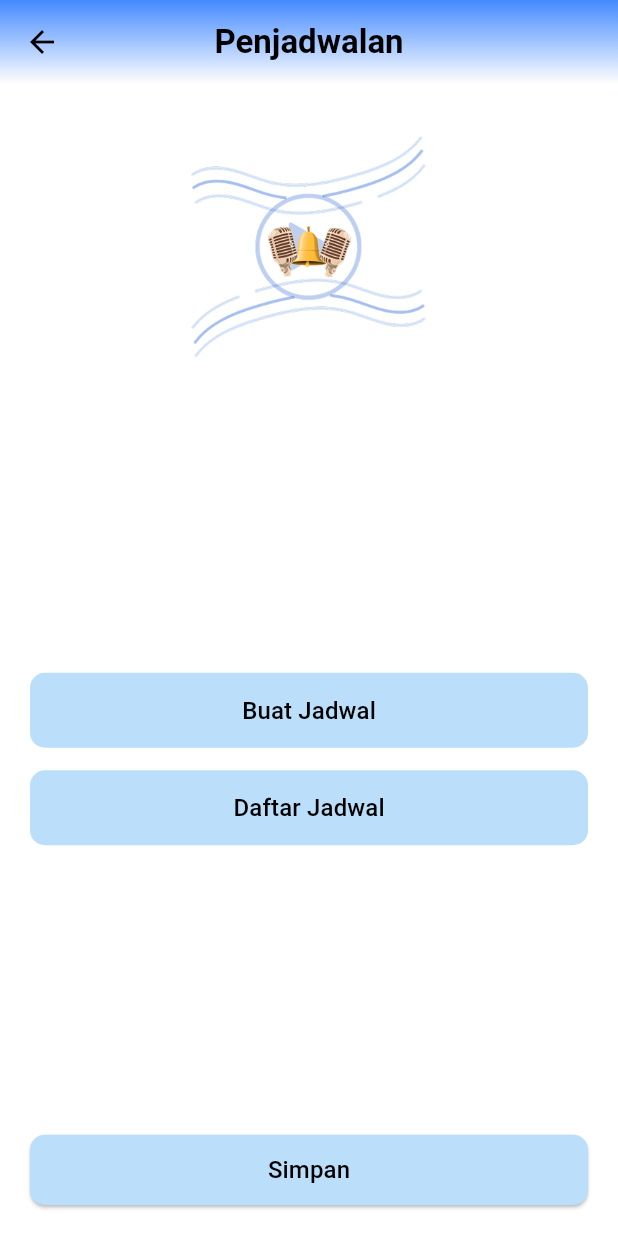
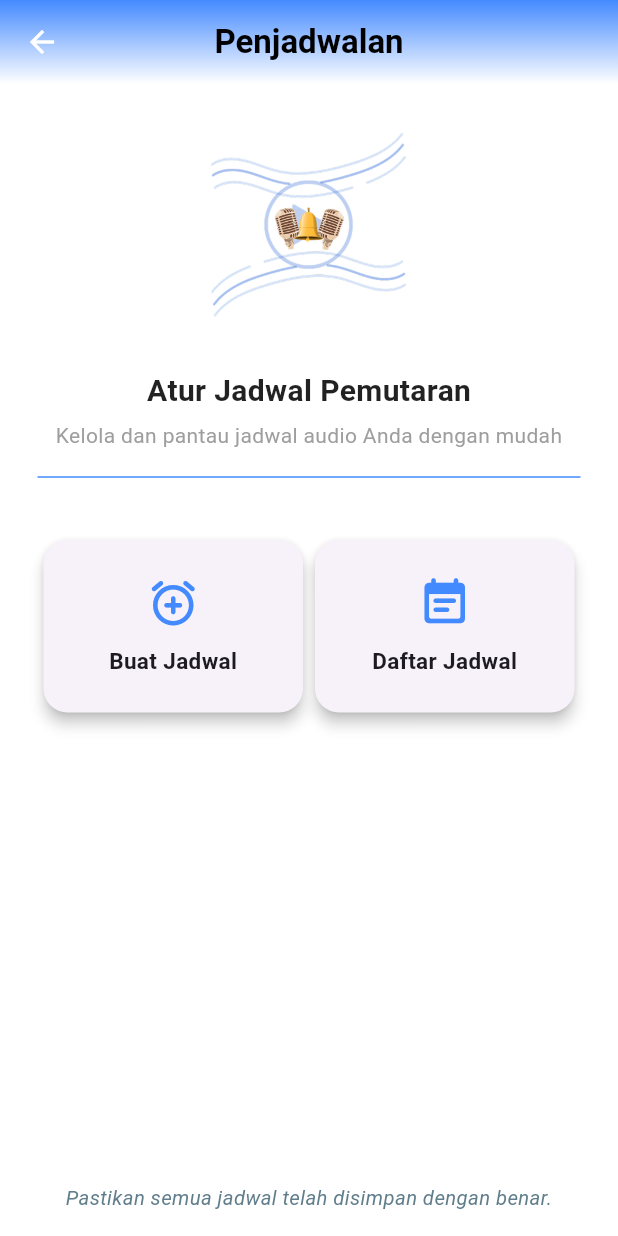
Before and after one commit to Andicleomj/soundnest, a Flutter app: the Schedule screen opened by its route, on a phone screen of 412 x 824 dp. Run offline on Flutter 3.47's test engine with Material 3 defaults, Android fonts, the phone set to English and light mode, and no system bars; our stand-ins replace audioplayers, firebase_auth, firebase_core, firebase_database, speech_to_text; accounts and stored records are empty.

Commit message:
schedule

```diff
--- a/lib/screens/schedule/schedule.dart
+++ b/lib/screens/schedule/schedule.dart
@@ -1,6 +1,5 @@
 import 'package:flutter/material.dart';
 import 'package:soundnest/utils/app_routes.dart';
-import 'package:soundnest/widgets/custom_button.dart';
 
 class Schedule extends StatelessWidget {
   const Schedule({super.key});
@@ -22,76 +21,138 @@ class Schedule extends StatelessWidget {
           ),
         ),
         leading: IconButton(
-          icon: const Icon(Icons.arrow_back, color: Colors.black),
+          icon: const Icon(Icons.arrow_back, color: Colors.white),
           onPressed: () => Navigator.pop(context),
         ),
         title: const Text(
           "Penjadwalan",
-          style: TextStyle(color: Colors.black, fontWeight: FontWeight.bold),
+          style: TextStyle(
+            color: Colors.black,
+            fontWeight: FontWeight.bold,
+            fontSize: 22,
+          ),
         ),
         centerTitle: true,
       ),
-      body: Padding(
-        padding: const EdgeInsets.symmetric(horizontal: 20, vertical: 20),
+      body: Column(
+        children: [
+          Expanded(
+            child: SingleChildScrollView(
+              padding: const EdgeInsets.symmetric(horizontal: 25, vertical: 20),
               child: Column(
                 children: [
-            // Logo di atas
+                  // Logo
                   Image.asset(
                     'assets/Logo 1.png',
-              width: 180,
-              height: 180,
+                    width: 150,
+                    height: 150,
                   ),
 
-            // Spacer untuk mendorong tombol ke tengah
-            const Spacer(),
+                  const SizedBox(height: 20),
 
-            // Bagian tombol di tengah
-            Column(
+                  // Judul dan divider
+                  const Text(
+                    "Atur Jadwal Pemutaran",
+                    style: TextStyle(
+                      fontSize: 20,
+                      fontWeight: FontWeight.bold,
+                      color: Colors.black87,
+                    ),
+                  ),
+                  const SizedBox(height: 5),
+                  const Text(
+                    "Kelola dan pantau jadwal audio Anda dengan mudah",
+                    style: TextStyle(
+                      fontSize: 14,
+                      color: Colors.grey,
+                    ),
+                    textAlign: TextAlign.center,
+                  ),
+                  const SizedBox(height: 10),
+                  const Divider(thickness: 1, color: Colors.blueAccent),
+                  const SizedBox(height: 30),
+
+                  // Tombol grid
+                  Row(
+                    mainAxisAlignment: MainAxisAlignment.spaceEvenly,
                     children: [
-                CustomButton(
-                  text: "Buat Jadwal",
-                  onPressed: () {
-                    Navigator.pushNamed(context, AppRoutes.schedulescreen);
-                  },
+                      _ActionCard(
+                        icon: Icons.add_alarm_rounded,
+                        label: "Buat Jadwal",
+                        onTap: () => Navigator.pushNamed(context, AppRoutes.schedulescreen),
                       ),
-                const SizedBox(height: 15),
-                CustomButton(
-                  text: "Daftar Jadwal",
-                  onPressed: () {
-                    Navigator.pushNamed(context, AppRoutes.daftarJadwal);
-                  },
+                      _ActionCard(
+                        icon: Icons.event_note_rounded,
+                        label: "Daftar Jadwal",
+                        onTap: () => Navigator.pushNamed(context, AppRoutes.daftarJadwal),
                       ),
                     ],
                   ),
-
-            // Spacer agar tombol tetap di tengah
-            const Spacer(),
-
-            // Tombol "Simpan" tetap di bawah
-            SizedBox(
-              width: double.infinity,
-              child: ElevatedButton(
-                onPressed: () {
-                  // Fungsi penyimpanan
-                },
-                style: ElevatedButton.styleFrom(
-                  backgroundColor: Colors.blue.shade100,
-                  shape: RoundedRectangleBorder(
-                    borderRadius: BorderRadius.circular(10),
+                ],
               ),
             ),
-                child: const Padding(
-                  padding: EdgeInsets.symmetric(vertical: 12),
+          ),
+
+          // Pesan catatan di bawah
+          const Padding(
+            padding: EdgeInsets.only(bottom: 16.0),
             child: Text(
-                    "Simpan",
-                    style: TextStyle(fontSize: 16, color: Colors.black),
+              "Pastikan semua jadwal telah disimpan dengan benar.",
+              style: TextStyle(
+                color: Colors.blueGrey,
+                fontStyle: FontStyle.italic,
+                fontSize: 13.5,
+              ),
+              textAlign: TextAlign.center,
             ),
           ),
+        ],
+      ),
+    );
+  }
+}
+
+class _ActionCard extends StatelessWidget {
+  final IconData icon;
+  final String label;
+  final VoidCallback onTap;
+
+  const _ActionCard({
+    required this.icon,
+    required this.label,
+    required this.onTap,
+  });
+
+  @override
+  Widget build(BuildContext context) {
+    return Expanded(
+      child: GestureDetector(
+        onTap: onTap,
+        child: Card(
+          elevation: 4,
+          shape: RoundedRectangleBorder(
+            borderRadius: BorderRadius.circular(16),
+          ),
+          child: Padding(
+            padding: const EdgeInsets.symmetric(vertical: 24, horizontal: 12),
+            child: Column(
+              mainAxisSize: MainAxisSize.min,
+              children: [
+                Icon(icon, size: 36, color: Colors.blueAccent),
+                const SizedBox(height: 10),
+                Text(
+                  label,
+                  textAlign: TextAlign.center,
+                  style: const TextStyle(
+                    fontWeight: FontWeight.w600,
+                    fontSize: 15,
                   ),
                 ),
               ],
             ),
           ),
+        ),
+      ),
     );
   }
 }
```
Lines whose indentation alone changed are shown as unchanged.
